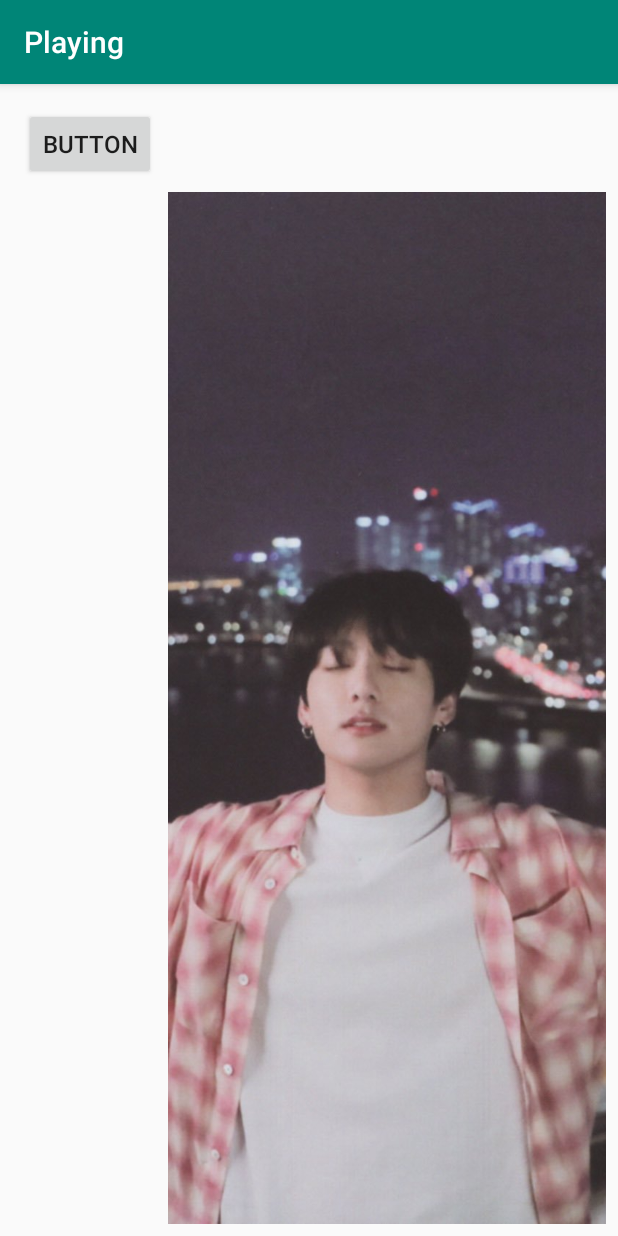
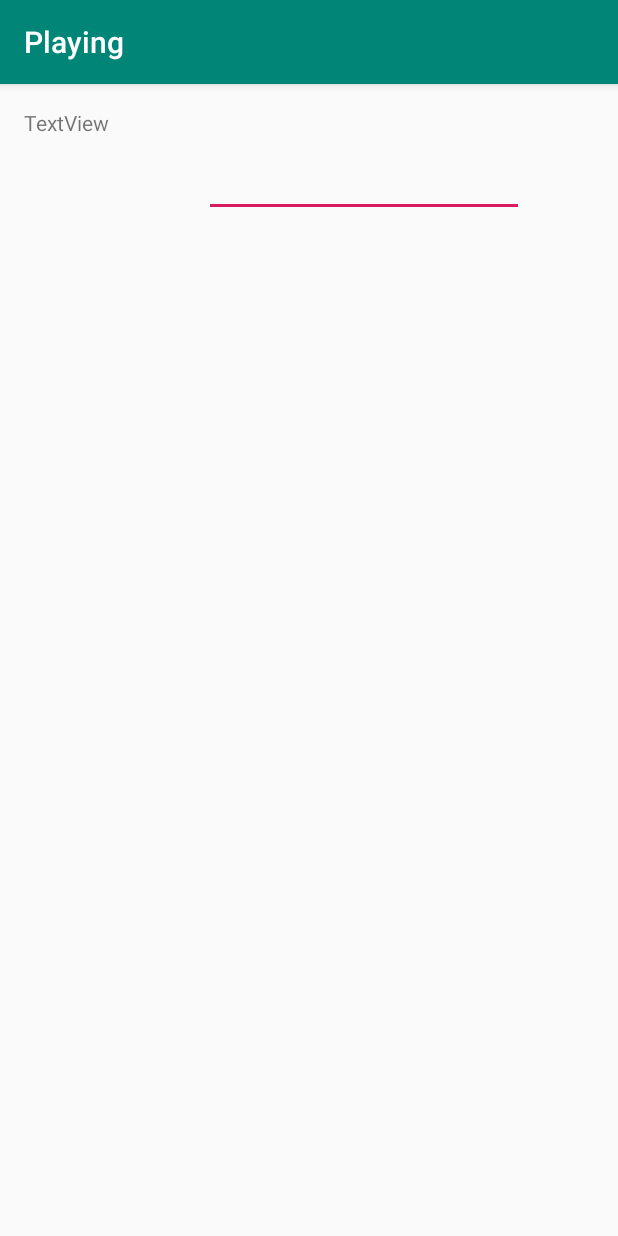
Before and after one commit to SukandaChanawt1999/Playing, an Android app: the screen it shows after launch (MainActivity), on a phone screen of 412 x 824 dp. Run offline under Robolectric (Android 15) with nearby library versions, the phone set to English and light mode, and no system bars.

Commit message:
8.2.1 More on the Constraints

```diff
--- a/app/src/main/java/com/example/playing/MainActivity.kt
+++ b/app/src/main/java/com/example/playing/MainActivity.kt
@@ -7,6 +7,6 @@ class MainActivity : AppCompatActivity() {
 
     override fun onCreate(savedInstanceState: Bundle?) {
         super.onCreate(savedInstanceState)
-        setContentView(R.layout.activity_main)
+        setContentView(R.layout.note_layout)
     }
 }
```
